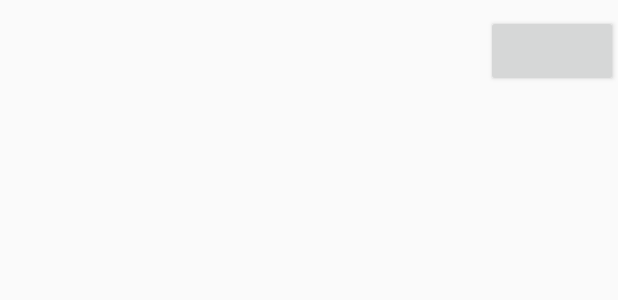
After one commit to Kodooor/meZemplettes, an Android app: the layout item_listes_course.xml on its own in the app's theme, with its tools: preview values and no code run, on a phone screen of 412 x 824 dp. The commit adds this screen. Shown: the top 300 px of the screen. Run offline under Robolectric (Android 15) with nearby library versions, the phone set to English and light mode, and no system bars.

Commit message:
Remplacement listview de l'affichage des liste de course par des recyclerview

```diff
--- a/MapsStart/app/src/main/res/layout/activity_liste_course.xml
+++ b/MapsStart/app/src/main/res/layout/activity_liste_course.xml
@@ -18,7 +18,7 @@
         android:orientation="horizontal"
         android:layout_width="fill_parent"
         android:layout_height="wrap_content">
-        <ListView
+        <androidx.recyclerview.widget.RecyclerView
             android:id="@+id/listesCourse"
             android:layout_width="match_parent"
             android:layout_height="match_parent"/>
--- /dev/null
+++ b/MapsStart/app/src/main/res/layout/item_listes_course.xml
@@ -0,0 +1,26 @@
+<?xml version="1.0" encoding="utf-8"?>
+<LinearLayout
+    xmlns:android="http://schemas.android.com/apk/res/android"
+    android:orientation="horizontal"
+    android:layout_width="match_parent"
+    android:layout_height="wrap_content"
+    android:paddingTop="10dp"
+    android:paddingBottom="10dp"
+    >
+
+    <TextView
+        android:id="@+id/magasin"
+        android:layout_width="0dp"
+        android:layout_height="wrap_content"
+        android:layout_weight="1"
+        />
+
+    <Button
+        android:id="@+id/message_button"
+        android:layout_width="wrap_content"
+        android:layout_height="wrap_content"
+        android:paddingLeft="16dp"
+        android:paddingRight="16dp"
+        android:textSize="10sp"
+        />
+</LinearLayout>
```
Also changed, not shown: MapsStart/app/src/main/java/com/m1info/mapsstart/ListesCourse.java (+57 -13 lines), MapsStart/app/src/main/java/com/m1info/mapsstart/MesCoursesManager.java (+7 -5 lines), MapsStart/app/src/main/java/com/m1info/mapsstart/RecyclerViewAdapter.java (added, +92 -0 lines).
